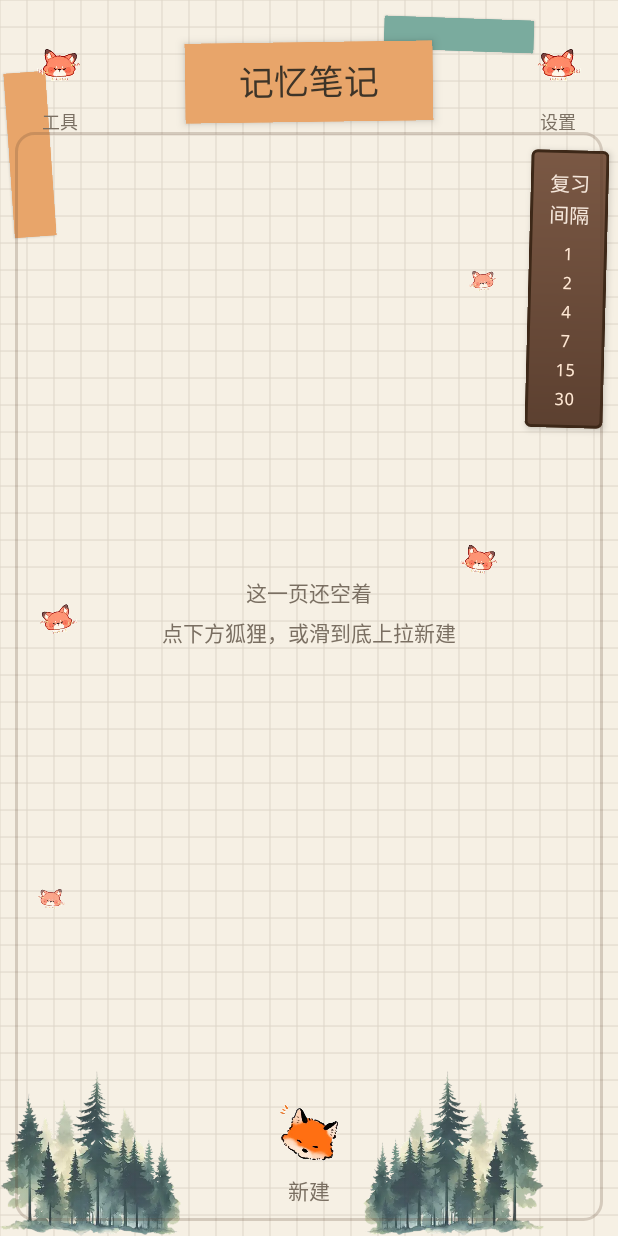
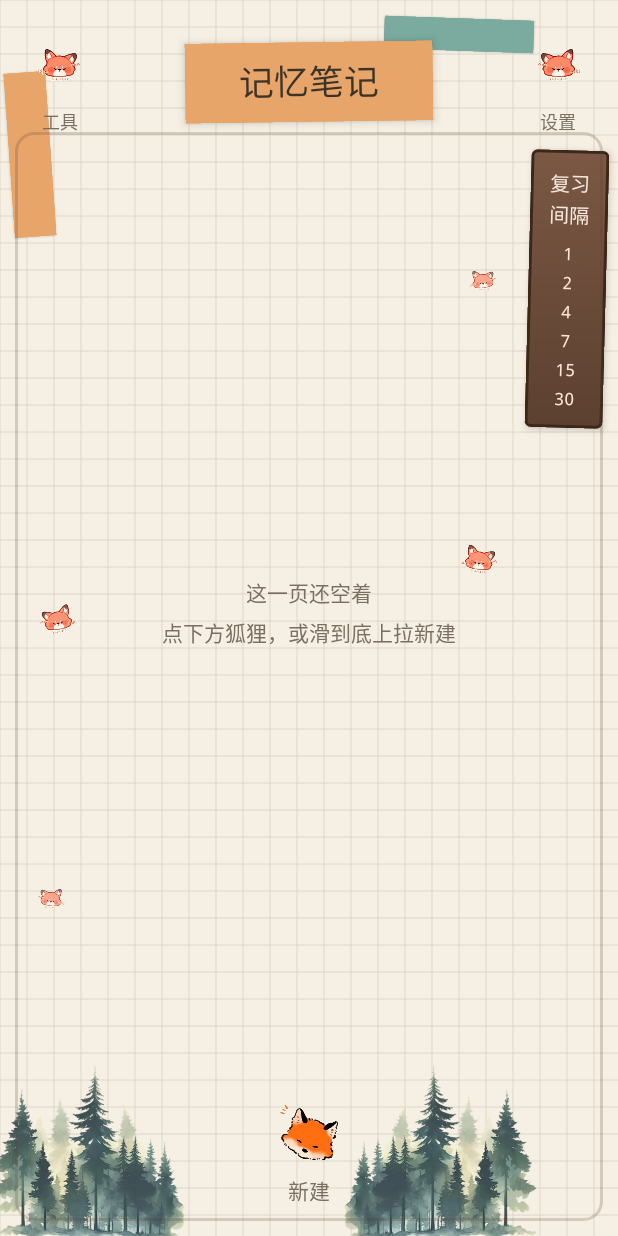
Before and after one commit to zhou554/sketch_notebook, an Android app: the screen it shows after launch (MainActivity), on a phone screen of 412 x 824 dp. Run offline under Robolectric (Android 15) with nearby library versions, the phone set to English and light mode, and no system bars; our stand-ins replace Room's generated code.

Commit message:
修复:森林背景

```diff
--- a/app/src/main/java/com/example/notesketch/MainActivity.kt
+++ b/app/src/main/java/com/example/notesketch/MainActivity.kt
@@ -6,7 +6,12 @@ import android.os.Handler
 import android.os.Looper
 import android.view.MotionEvent
 import android.view.View
+import android.widget.FrameLayout
+import android.widget.ImageView
 import androidx.appcompat.app.AppCompatActivity
+import androidx.core.view.ViewCompat
+import androidx.core.view.WindowInsetsCompat
+import androidx.core.view.doOnLayout
 import androidx.lifecycle.lifecycleScope
 import androidx.recyclerview.widget.LinearLayoutManager
 import com.example.notesketch.data.AppDatabase
@@ -17,6 +22,8 @@ import kotlinx.coroutines.flow.collectLatest
 import kotlinx.coroutines.launch
 import kotlinx.coroutines.withContext
 import kotlin.math.max
+import kotlin.math.min
+import kotlin.math.roundToInt
 
 class MainActivity : AppCompatActivity() {
 
@@ -51,6 +58,7 @@ class MainActivity : AppCompatActivity() {
         binding.recyclerView.adapter = adapter
         binding.recyclerView.setHasFixedSize(false)
         setupPullToAdd()
+        setupForestPeeps()
 
         binding.fabAdd.setOnClickListener {
             startActivity(Intent(this, AddNoteActivity::class.java))
@@ -87,6 +95,50 @@ class MainActivity : AppCompatActivity() {
     override fun onDestroy() {
         pullHandler.removeCallbacks(pullHoldRunnable)
         super.onDestroy()
+    }
+
+    private fun setupForestPeeps() {
+        binding.root.doOnLayout { layoutForestPeeps() }
+        ViewCompat.setOnApplyWindowInsetsListener(binding.root) { _, insets ->
+            layoutForestPeeps()
+            insets
+        }
+    }
+
+    /** 对齐预览：宽约 46% 屏宽、高约 21% 屏高，贴紧左右底边。 */
+    private fun layoutForestPeeps() {
+        val root = binding.root
+        if (root.width <= 0 || root.height <= 0) return
+        val d = resources.displayMetrics.density
+        val insets = ViewCompat.getRootWindowInsets(root)
+            ?.getInsets(WindowInsetsCompat.Type.systemBars())
+        val bottomInset = insets?.bottom ?: 0
+        val forestW = (root.width * 0.46f).roundToInt()
+            .coerceIn((120 * d).roundToInt(), (root.width * 0.5f).roundToInt())
+        val forestH = min((root.height * 0.21f).roundToInt(), (118 * d).roundToInt())
+            .coerceAtLeast((72 * d).roundToInt())
+        // 略微外拉，抵消素材内边透明，视觉贴紧屏幕边
+        val edgePull = (6 * d).roundToInt()
+
+        fun place(iv: ImageView, startSide: Boolean) {
+            val lp = (iv.layoutParams as FrameLayout.LayoutParams).apply {
+                width = forestW
+                height = forestH
+                gravity = if (startSide) {
+                    android.view.Gravity.BOTTOM or android.view.Gravity.START
+                } else {
+                    android.view.Gravity.BOTTOM or android.view.Gravity.END
+                }
+                bottomMargin = bottomInset
+                marginStart = 0
+                marginEnd = 0
+            }
+            iv.layoutParams = lp
+            iv.translationX = if (startSide) -edgePull.toFloat() else edgePull.toFloat()
+            iv.translationY = (4 * d) // 略下沉贴底
+        }
+        place(binding.forestLeft, startSide = true)
+        place(binding.forestRight, startSide = false)
     }
 
     private fun setupPullToAdd() {
--- a/app/src/main/res/layout/activity_main.xml
+++ b/app/src/main/res/layout/activity_main.xml
@@ -231,12 +231,14 @@
         </LinearLayout>
     </LinearLayout>
 
-    <!-- 底部森林 peeks（盖在内容两侧外缘） -->
+    <!-- 底部森林 peeks：宽高由 MainActivity 按屏宽/屏高比例贴边 -->
     <ImageView
         android:id="@+id/forestLeft"
-        android:layout_width="170dp"
-        android:layout_height="110dp"
+        android:layout_width="160dp"
+        android:layout_height="100dp"
         android:layout_gravity="bottom|start"
+        android:layout_marginStart="0dp"
+        android:layout_marginBottom="0dp"
         android:alpha="0.88"
         android:contentDescription="@null"
         android:elevation="1dp"
@@ -245,9 +247,11 @@
 
     <ImageView
         android:id="@+id/forestRight"
-        android:layout_width="170dp"
-        android:layout_height="110dp"
+        android:layout_width="160dp"
+        android:layout_height="100dp"
         android:layout_gravity="bottom|end"
+        android:layout_marginEnd="0dp"
+        android:layout_marginBottom="0dp"
         android:alpha="0.88"
         android:contentDescription="@null"
         android:elevation="1dp"
```
